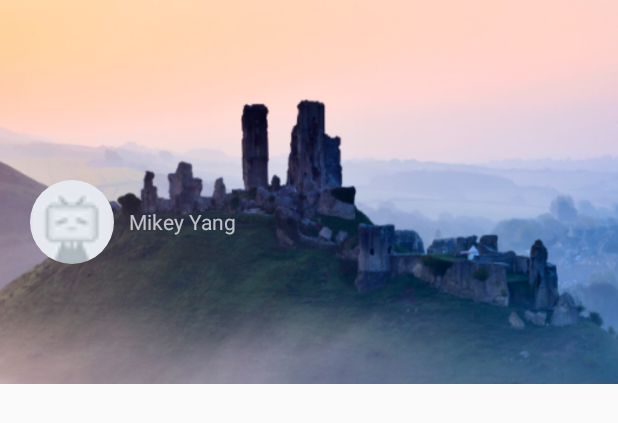
After one commit to hiyangyue/Travel, an Android app: the layout activity_user_profile.xml on its own in the app's theme, with its tools: preview values and no code run, on a phone screen of 412 x 824 dp. The commit adds this screen. Shown: the top 423 px of the screen. Run offline under Robolectric (Android 15) with nearby library versions, the phone set to English and light mode, and no system bars.

Commit message:
add userDetail.

```diff
--- a/app/src/main/java/com/yueyang/travel/Utils/DateUtils.java
+++ b/app/src/main/java/com/yueyang/travel/Utils/DateUtils.java
@@ -23,8 +23,6 @@ public class DateUtils {
 
         currentCalendar.setTime(dateFormat.parse(currentTimeStr));
         createAtCalendar.setTime(dateFormat.parse(createAt));
-        Log.e("current","...." + currentCalendar.getTimeInMillis());
-        Log.e("create","..." + createAtCalendar.getTimeInMillis());
 
         return (currentCalendar.getTimeInMillis() - createAtCalendar.getTimeInMillis()) / (1000 * 60 * 60);
     }
@@ -35,7 +33,6 @@ public class DateUtils {
     }
 
     public static String getDateString(long hour){
-        Log.e("hour","..." + hour);
         if(hour < 1){
             if (hour * 60 < 1){
                 return "刚刚";
--- a/app/src/main/java/com/yueyang/travel/Utils/ParseUtils.java
+++ b/app/src/main/java/com/yueyang/travel/Utils/ParseUtils.java
@@ -1,6 +1,5 @@
 package com.yueyang.travel.Utils;
 
-import android.content.Context;
 import android.util.Log;
 
 import com.yueyang.travel.model.bean.City;
@@ -85,9 +84,8 @@ public class ParseUtils {
         return new City(id,cityName,enCityName,photoUrl,cityBeenStr,cityRepresent);
     }
 
-    public static Post getPost(String jsonString, Context context) throws JSONException {
+    public static Post getPost(String jsonString) throws JSONException {
 
-        Log.e("post_obj",jsonString.toString());
         JSONObject jsonObject = new JSONObject(jsonString);
         JSONObject responseObj = jsonObject.getJSONObject("response");
         JSONObject postObj = responseObj.getJSONObject("post");
--- a/app/src/main/java/com/yueyang/travel/manager/UserManager.java
+++ b/app/src/main/java/com/yueyang/travel/manager/UserManager.java
@@ -56,7 +56,6 @@ public class UserManager extends Observable {
     public User getCurrentUser() {
         return currentUser;
     }
-
 
     public void fetchUserDataByClientId(final String clientId) {
         final Map<String, Object> params = new HashMap<String, Object>();
--- /dev/null
+++ b/app/src/main/res/layout/activity_user_profile.xml
@@ -0,0 +1,70 @@
+<android.support.design.widget.CoordinatorLayout xmlns:android="http://schemas.android.com/apk/res/android"
+    xmlns:app="http://schemas.android.com/apk/res-auto"
+    android:layout_width="match_parent"
+    android:layout_height="match_parent"
+    android:fitsSystemWindows="true">
+    <android.support.design.widget.AppBarLayout
+        android:layout_width="match_parent"
+        android:layout_height="wrap_content"
+        android:fitsSystemWindows="true"
+        android:theme="@style/ThemeOverlay.AppCompat.Dark.ActionBar">
+        <android.support.design.widget.CollapsingToolbarLayout
+            android:id="@+id/collapse_toolbar"
+            android:layout_width="match_parent"
+            android:layout_height="256dp"
+            android:fitsSystemWindows="true"
+            app:contentScrim="?attr/colorPrimary"
+            app:layout_scrollFlags="scroll|exitUntilCollapsed">
+            <ImageView
+                android:id="@+id/profile_bg"
+                android:background="@drawable/test_bg"
+                android:layout_width="match_parent"
+                android:layout_height="match_parent"
+                android:fitsSystemWindows="true"
+                android:scaleType="centerCrop"
+                app:layout_collapseMode="parallax" />
+
+            <LinearLayout
+                android:layout_marginTop="@dimen/margin_20"
+                android:layout_gravity="center_vertical"
+                android:layout_width="wrap_content"
+                android:layout_height="wrap_content">
+
+                <com.yueyang.travel.view.wiget.CircleImageView
+                    android:id="@+id/profile_avatar"
+                    android:layout_width="56dp"
+                    android:layout_height="56dp"
+                    android:layout_marginStart="@dimen/margin_20"
+                    android:src="@drawable/icon_default_avatar"/>
+
+                <TextView
+                    android:layout_marginStart="@dimen/margin_10"
+                    android:layout_gravity="center"
+                    android:id="@+id/profile_nickName"
+                    android:text="Mikey Yang"
+                    android:layout_width="wrap_content"
+                    android:layout_height="wrap_content" />
+
+            </LinearLayout>
+
+            <android.support.v7.widget.Toolbar
+                android:id="@+id/toolbar"
+                android:layout_width="match_parent"
+                android:layout_height="104dp"
+                android:minHeight="?attr/actionBarSize"
+                app:layout_collapseMode="pin"
+                app:popupTheme="@style/ThemeOverlay.AppCompat.Light" />
+            <android.support.design.widget.TabLayout
+                android:id="@+id/tabs"
+                android:layout_width="match_parent"
+                android:layout_height="?attr/actionBarSize"
+                android:layout_gravity="bottom"
+                app:tabIndicatorColor="@android:color/white" />
+        </android.support.design.widget.CollapsingToolbarLayout>
+    </android.support.design.widget.AppBarLayout>
+    <android.support.v4.view.ViewPager
+        android:id="@+id/viewpager"
+        android:layout_width="match_parent"
+        android:layout_height="match_parent"
+        app:layout_behavior="@string/appbar_scrolling_view_behavior" />
+</android.support.design.widget.CoordinatorLayout>
--- a/app/src/main/res/layout/nav_header_main.xml
+++ b/app/src/main/res/layout/nav_header_main.xml
@@ -2,7 +2,7 @@
 <LinearLayout xmlns:android="http://schemas.android.com/apk/res/android"
     android:layout_width="match_parent"
     android:layout_height="@dimen/nav_header_height"
-    android:background="@drawable/test_md_bg"
+    android:background="@color/colorPrimaryDark"
     xmlns:app="http://schemas.android.com/apk/res-auto"
     android:gravity="bottom"
     android:orientation="horizontal"
--- a/app/src/main/res/values/strings.xml
+++ b/app/src/main/res/values/strings.xml
@@ -30,6 +30,8 @@
     <string name="photo_detail">输入此刻的想法...</string>
     <string name="location_text">所在位置</string>
     <string name="btn_send">发送</string>
+    <string name="add_like">点赞成功</string>
+    <string name="cancel_like">取赞成功</string>
 
     <!--Setting Preference-->
     <string name="setting">设置</string>
```
Also changed, not shown: app/src/main/AndroidManifest.xml (+9 -0 lines), app/src/main/java/com/yueyang/travel/Utils/DistanceUtils.java (added, +48 -0 lines), app/src/main/java/com/yueyang/travel/Utils/MaterialUtils.java (+9 -0 lines), app/src/main/java/com/yueyang/travel/view/activity/MainActivity.java (+3 -6 lines), app/src/main/java/com/yueyang/travel/view/activity/UserProfileActivity.java (added, +125 -0 lines), app/src/main/java/com/yueyang/travel/view/adapter/FeedAdapter.java (+8 -5 lines), app/src/main/java/com/yueyang/travel/view/adapter/ProfilePagerAdapter.java (renamed from app/src/main/res/layout/activity_login_reigster.xml, +37 -29 lines), app/src/main/java/com/yueyang/travel/view/fragment/FeedFragment.java (+3 -4 lines), app/src/main/res/test_account.png (added).
